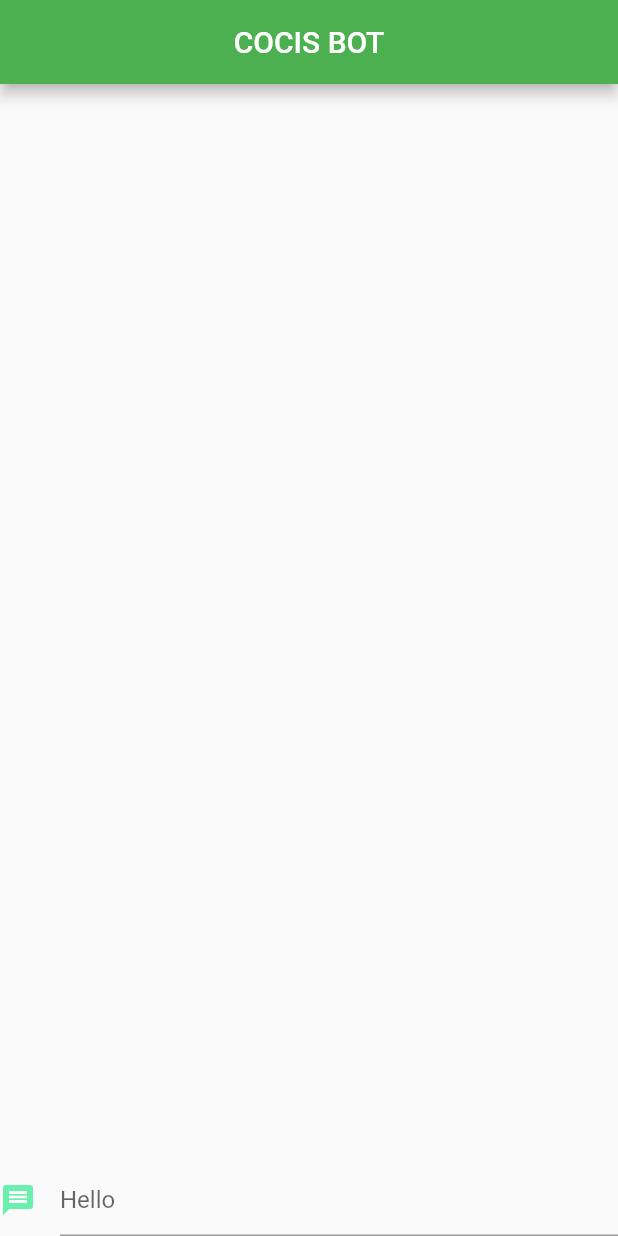
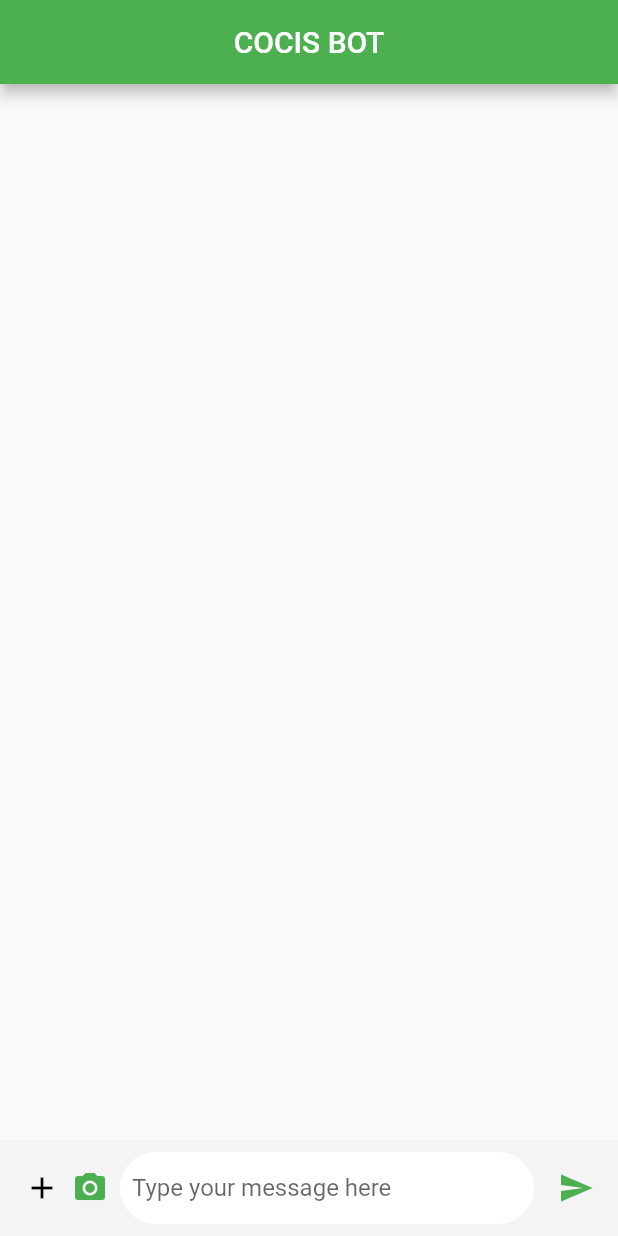
Before and after one commit to theebruno/cocischatbot, a Flutter app: the screen it shows after launch, on a phone screen of 412 x 824 dp. Run offline on Flutter 3.47's test engine with Material 2 defaults, Android fonts, the phone set to English and light mode, and no system bars; drawn by our look-alikes of chat_bubbles; our stand-ins replace bubble.

Commit message:
user interface changes
adding icons
re designing the UI from the basic material design using widgets from pub.dev

```diff
--- a/app/cocisbot/lib/main.dart
+++ b/app/cocisbot/lib/main.dart
@@ -1,6 +1,7 @@
 import 'dart:convert';
 import 'package:bubble/bubble.dart';
 import 'package:flutter/material.dart';
+import 'package:chat_bubbles/chat_bubbles.dart';
 import 'package:http/http.dart' as http;
 void main() => runApp(MyApp());
 class MyApp extends StatelessWidget {
@@ -38,8 +39,8 @@ return Scaffold(
         title: Text("COCIS BOT"),
       ),
       body: Stack(
-        children: <Widget>[
-          AnimatedList(
+        children: [
+            AnimatedList(
             // key to call remove and insert from anywhere
             key: _listKey,
             initialItemCount: _data.length,
@@ -47,34 +48,47 @@ return Scaffold(
               return _buildItem(_data[index], animation, index);
             }
           ),
-          Align(
-            alignment: Alignment.bottomCenter,
-            child: TextField(
-              decoration: InputDecoration(
-                icon: Icon(Icons.message, color: Colors.greenAccent,),
-                hintText: "Hello",
+           SizedBox(
+                height: 100,
               ),
-              controller: _queryController,
-              textInputAction: TextInputAction.send,
-              onSubmitted: (msg){
-this._getResponse();
-              },
-),
-          )
+          MessageBar(
+            onSend: (msg) => this._getResponse(msg),
+            actions: [
+              InkWell(
+                child: Icon(
+                  Icons.add,
+                  color: Colors.black,
+                  size: 24,
+                ),
+                onTap: () {},
+              ),
+              Padding(
+                padding: EdgeInsets.only(left: 8, right: 8),
+                child: InkWell(
+                  child: Icon(
+                    Icons.camera_alt,
+                    color: Colors.green,
+                    size: 24,
+                  ),
+                  onTap: () {},
+                ),
+              ),
+            ],
+          ),
         ],
-      )
-      ,
+      ),
+
     );
   }
 http.Client _getClient(){
     return http.Client();
   }
-void _getResponse(){
-    if (_queryController.text.length>0){
-      this._insertSingleItem(_queryController.text);
+void _getResponse(String msg){
+    if (msg.length>0){
+      this._insertSingleItem(msg);
       var client = _getClient();
       try{
-        client.get(BOT_URL+"?query="+_queryController.text)
+        client.get(BOT_URL+"?query="+msg)
         ..then((response){
           Map<String, dynamic> data = jsonDecode(response.body);
           _insertSingleItem(data['response']+"<bot>");
@@ -101,10 +115,12 @@ Widget _buildItem(String item, Animation<double> animation,int index){
       child: Padding(padding: EdgeInsets.only(top: 10),
       child: Container(
         alignment: mine ?  Alignment.topLeft : Alignment.topRight,
-child : Bubble(
-        child: Text(item.replaceAll("<bot>", "")),
-        color: mine ? Colors.blue : Colors.indigo,
-        padding: BubbleEdges.all(10),
+child : BubbleSpecialThree(
+        text: item.replaceAll("<bot>", ""),
+        color: mine ? Color(0xFFE8E8EE) : Color.fromRGBO(225, 255, 199, 1.0),
+         tail: true,
+        isSender: mine ? false : true,
+
 )),
     )
 );
--- a/app/cocisbot/pubspec.yaml
+++ b/app/cocisbot/pubspec.yaml
@@ -36,7 +36,7 @@ dependencies:
   cupertino_icons: ^1.0.2
   http: ^0.12.0+2
   bubble: ^1.1.9+1
-  sleek_circular_slider: ^1.0.7
+  chat_bubbles: ^1.3.0
 
 dev_dependencies:
   flutter_test:
```
Also changed, not shown: app/cocisbot/pubspec.lock, 5 other files.
